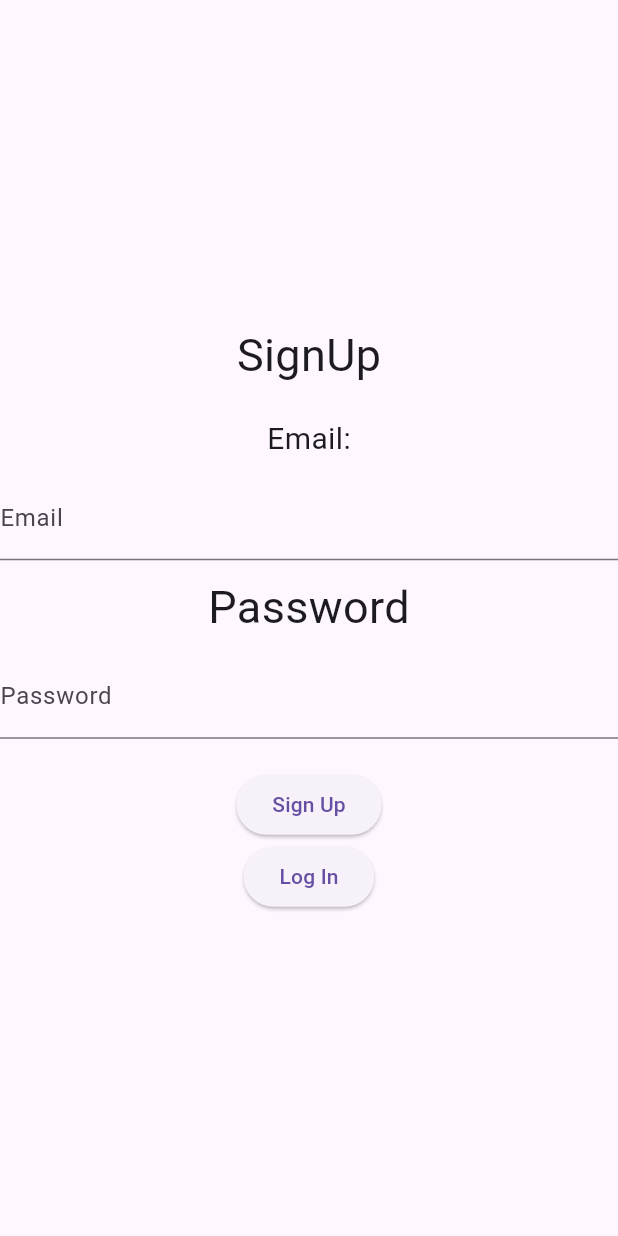
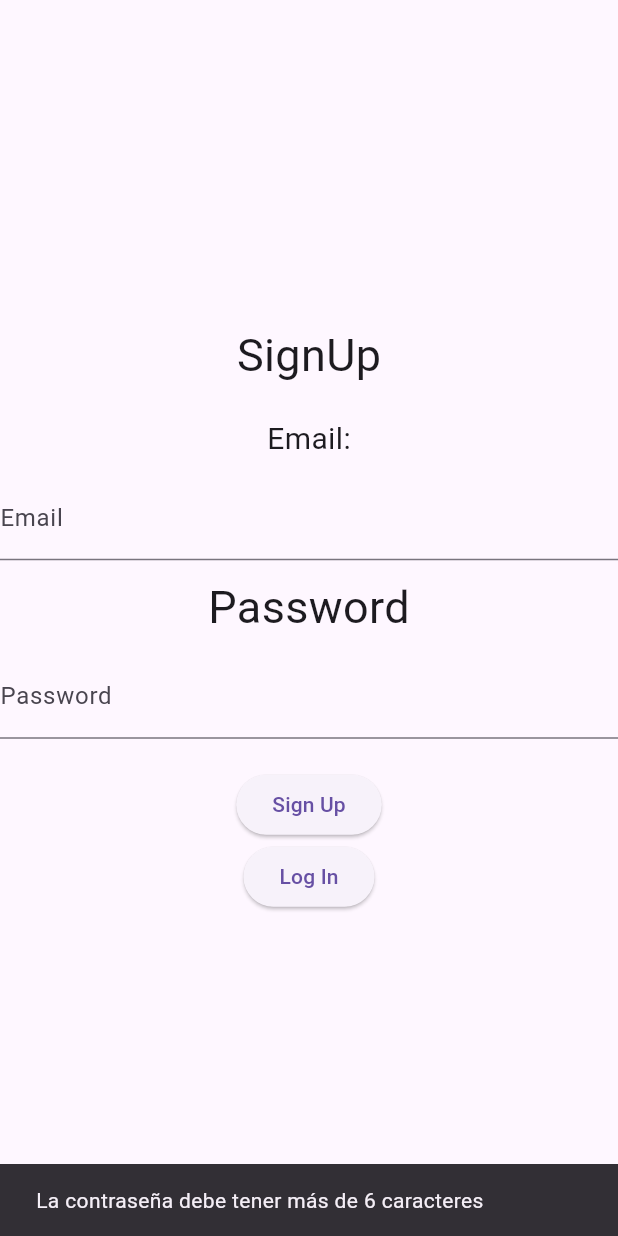
Before and after one commit to dan041223/qr_library, a Flutter app: the SignUp screen opened directly, after a tap on "Sign Up", on a phone screen of 412 x 824 dp. Run offline on Flutter 3.47's test engine with Material 3 defaults, Android fonts, the light colour scheme and no system bars; our stand-ins replace supabase_flutter; missing offline and left inert: qr_code_scanner; accounts and stored records are empty.

Commit message:
Notificacion contraseña corta

```diff
--- a/daniel_garcia_app_ev1/lib/login.dart
+++ b/daniel_garcia_app_ev1/lib/login.dart
@@ -51,6 +51,13 @@ class _LoginState extends State<Login> {
         const SizedBox(height: 20),
         ElevatedButton(
             onPressed: () async {
+              if (controllerPass.text.length < 6) {
+                ScaffoldMessenger.of(context).showSnackBar(const SnackBar(
+                    content:
+                        Text("La contraseña debe tener mas de 6 caracteres")));
+                return;
+              }
+
               Bbdd()
                   .signInWithEmail(
                       controllerEmail.text, controllerPass.text, context)
--- a/daniel_garcia_app_ev1/lib/signup.dart
+++ b/daniel_garcia_app_ev1/lib/signup.dart
@@ -50,6 +50,12 @@ class _LogOutState extends State<SignUp> {
           const SizedBox(height: 20),
           ElevatedButton(
               onPressed: () async {
+                if (controllerPass.text.length < 6) {
+                  ScaffoldMessenger.of(context).showSnackBar(const SnackBar(
+                      content: Text(
+                          "La contraseña debe tener más de 6 caracteres")));
+                  return;
+                }
                 Bbdd()
                     .signUp(controllerEmail.text, controllerPass.text, context)
                     .then((resultado) {
@@ -57,10 +63,6 @@ class _LogOutState extends State<SignUp> {
                     Navigator.of(context).pushReplacement(MaterialPageRoute(
                       builder: (context) => const Login(),
                     ));
-                  } else if (controllerPass.text.length < 6) {
-                    ScaffoldMessenger.of(context).showSnackBar(const SnackBar(
-                        content: Text(
-                            "La contraseña debe tener más de 6 caracteres")));
                   }
                 });
               },
```
